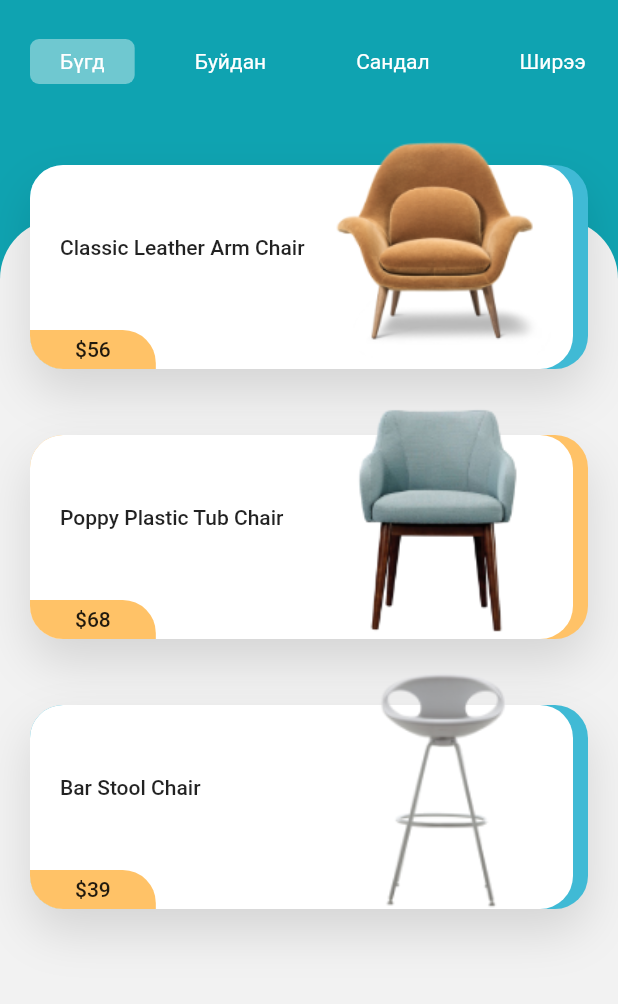
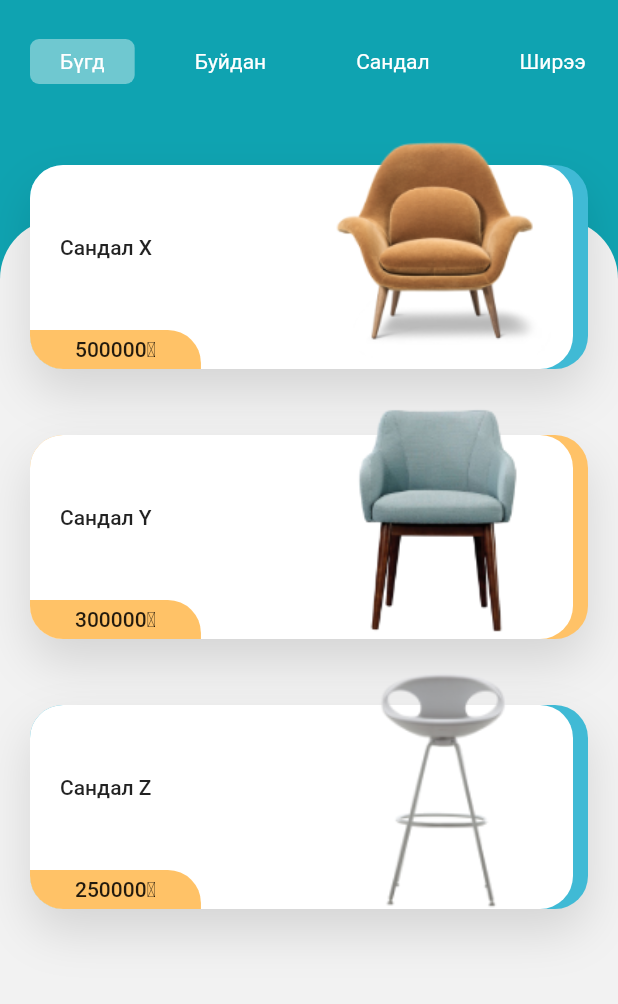
Before and after one commit to batrdn/placely-mobile, a Flutter app: the screen it shows after launch, on a phone screen of 412 x 824 dp, the part 60-1064 px from its top. Run offline on Flutter 3.47's test engine with Material 2 defaults, Android fonts, the phone set to English and light mode, and no system bars; our stand-ins replace flutter_svg, google_fonts, simple_animations.

Commit message:
naming change

```diff
--- a/lib/details/components/body.dart
+++ b/lib/details/components/body.dart
@@ -49,7 +49,7 @@ class Body extends StatelessWidget {
                     ),
                   ),
                   Text(
-                    '\$${furniture.price}',
+                    '${furniture.price}₮',
                     style: TextStyle(
                       fontSize: 18,
                       fontWeight: FontWeight.w600,
--- a/lib/furniture/components/body.dart
+++ b/lib/furniture/components/body.dart
@@ -4,7 +4,7 @@ import 'package:placely_mobile/details/details_screen.dart';
 import 'package:placely_mobile/model/furniture.dart';
 
 import 'category_list.dart';
-import 'cart.dart';
+import 'furniture_card.dart';
 
 class Body extends StatelessWidget {
   @override
@@ -30,9 +30,8 @@ class Body extends StatelessWidget {
                   ),
                 ),
                 ListView.builder(
-                  // here we use our demo procuts list
                   itemCount: furniture.length,
-                  itemBuilder: (context, index) => Cart(
+                  itemBuilder: (context, index) => FurnitureCard(
                     itemIndex: index,
                     furniture: furniture[index],
                     press: () {
--- a/lib/furniture/components/cart.dart
+++ b/lib/furniture/components/furniture_card.dart
@@ -2,8 +2,8 @@ import 'package:flutter/material.dart';
 import 'package:placely_mobile/constants.dart';
 import 'package:placely_mobile/model/furniture.dart';
 
-class Cart extends StatelessWidget {
-  const Cart({
+class FurnitureCard extends StatelessWidget {
+  const FurnitureCard({
     Key key,
     this.itemIndex,
     this.furniture,
@@ -91,7 +91,7 @@ class Cart extends StatelessWidget {
                         ),
                       ),
                       child: Text(
-                        "\$${furniture.price}",
+                        "${furniture.price}₮",
                         style: Theme.of(context).textTheme.button,
                       ),
                     ),
--- a/lib/model/furniture.dart
+++ b/lib/model/furniture.dart
@@ -10,24 +10,24 @@ class Furniture {
 List<Furniture> furniture = [
   Furniture(
     id: 1,
-    price: 56,
-    title: "Classic Leather Arm Chair",
+    price: 500000,
+    title: "Сандал X",
     image: "assets/images/Item_1.png",
     description:
         "Lorem ipsum dolor sit amet, consectetur adipiscing elit, sed do eiusmod tempor incididunt ut labore et dolore magna aliqua. Ut enim ad minim",
   ),
   Furniture(
     id: 4,
-    price: 68,
-    title: "Poppy Plastic Tub Chair",
+    price: 300000,
+    title: "Сандал Y",
     image: "assets/images/Item_2.png",
     description:
         "Lorem ipsum dolor sit amet, consectetur adipiscing elit, sed do eiusmod tempor incididunt ut labore et dolore magna aliqua. Ut enim ad minim",
   ),
   Furniture(
     id: 9,
-    price: 39,
-    title: "Bar Stool Chair",
+    price: 250000,
+    title: "Сандал Z",
     image: "assets/images/Item_3.png",
     description:
         "Lorem ipsum dolor sit amet, consectetur adipiscing elit, sed do eiusmod tempor incididunt ut labore et dolore magna aliqua. Ut enim ad minim",
```
